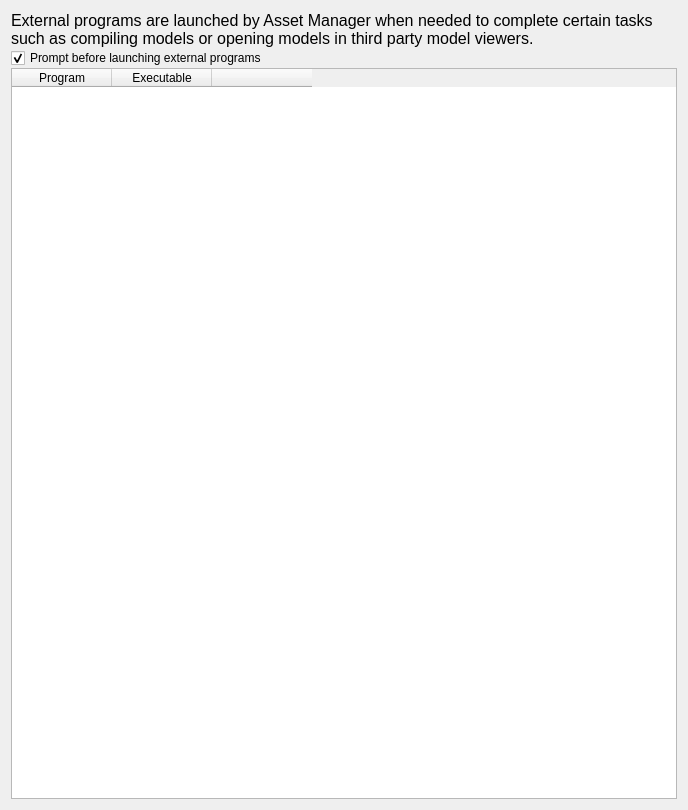
The window that src/hlam/ui/options/OptionsPageExternalPrograms.ui (SamVanheer/HalfLifeAssetManager) describes before a commit, drawn with Qt 5.
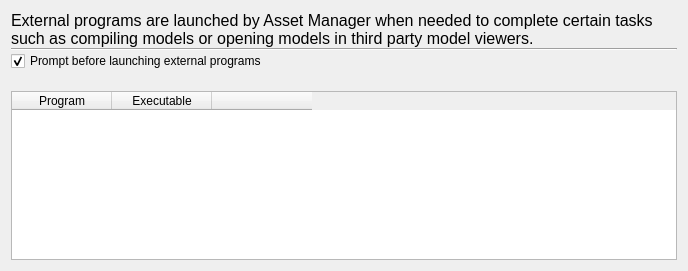
The same window after the commit.

Commit message: Improve external programs page layout

Diff of the .ui file:
```diff
--- a/src/hlam/ui/options/OptionsPageExternalPrograms.ui
+++ b/src/hlam/ui/options/OptionsPageExternalPrograms.ui
@@ -7,7 +7,7 @@
     <x>0</x>
     <y>0</y>
     <width>688</width>
-    <height>810</height>
+    <height>271</height>
    </rect>
   </property>
   <property name="windowTitle">
@@ -39,6 +39,13 @@
        </property>
       </widget>
      </item>
+     <item>
+      <widget class="Line" name="line">
+       <property name="orientation">
+        <enum>Qt::Horizontal</enum>
+       </property>
+      </widget>
+     </item>
      <item>
       <widget class="QCheckBox" name="PromptExternalProgramLaunch">
        <property name="text">
@@ -49,6 +56,22 @@
        </property>
       </widget>
      </item>
+     <item>
+      <spacer name="verticalSpacer">
+       <property name="orientation">
+        <enum>Qt::Vertical</enum>
+       </property>
+       <property name="sizeType">
+        <enum>QSizePolicy::Fixed</enum>
+       </property>
+       <property name="sizeHint" stdset="0">
+        <size>
+         <width>20</width>
+         <height>20</height>
+        </size>
+       </property>
+      </spacer>
+     </item>
      <item>
       <widget class="QTableWidget" name="Programs">
        <attribute name="horizontalHeaderMinimumSectionSize">
```
